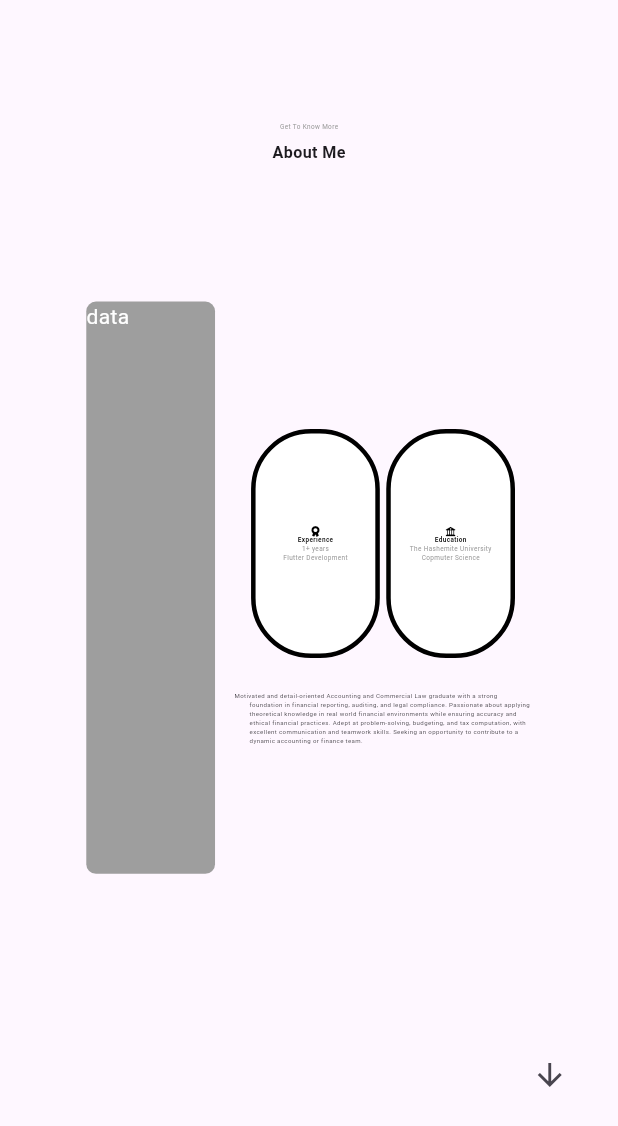
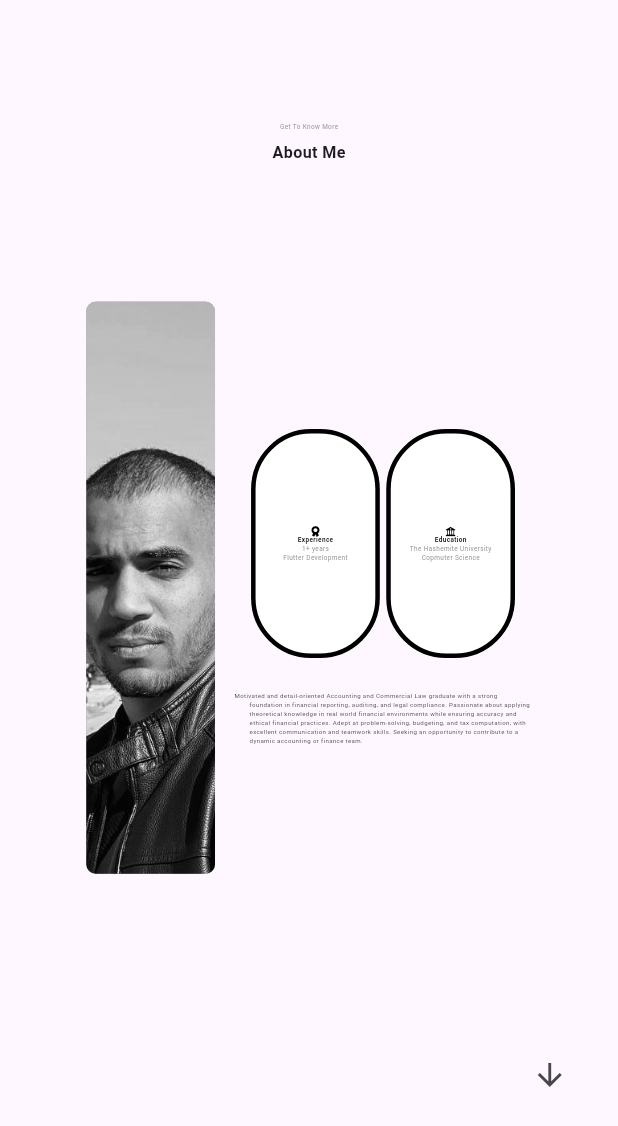
Before and after one commit to qutaiba-kot/Qutaiab-protofolio, a Flutter app: the screen it shows after launch, scrolled down 576 dp, on a phone screen of 412 x 824 dp. Shown: the top 1126 px of the screen. Run offline on Flutter 3.47's test engine with Material 3 defaults, Android fonts, the phone set to English and light mode, and no system bars; our stand-ins replace bloc, flutter_bloc, flutter_screenutil, font_awesome_flutter; missing offline and left inert: dart:html.

Commit message:
uploading my personal pic

```diff
--- a/lib/features/About Me/presentation/about_me_page.dart
+++ b/lib/features/About Me/presentation/about_me_page.dart
@@ -47,9 +47,12 @@ class AboutMePage extends StatelessWidget {
                       color: Colors.grey,
                       borderRadius: BorderRadius.all(Radius.circular(30.r)),
                     ),
-                    child: const Text(
-                      "data",
-                      style: TextStyle(color: Colors.white),
+                    child: ClipRRect(
+                      borderRadius: BorderRadius.all(Radius.circular(30.r)),
+                      child: Image.asset(
+                        "assets/files/1nedPic.jpg",
+                        fit: BoxFit.cover,
+                      ),
                     ),
                   ),
                   SizedBox(width: 60.w),
@@ -164,7 +167,7 @@ class AboutMePage extends StatelessWidget {
               ),
             ],
           ),
-          Positioned(child: NextPageButton() , bottom: 145.h, right: 100.w,),
+          Positioned(child: NextPageButton(), bottom: 145.h, right: 100.w),
         ],
       ),
     );
--- a/lib/features/home/presentation/home_page.dart
+++ b/lib/features/home/presentation/home_page.dart
@@ -29,7 +29,11 @@ class HomePage extends StatelessWidget {
             Row(
               mainAxisAlignment: MainAxisAlignment.center,
               children: [
-                CircleAvatar(radius: 250.r, backgroundColor: Colors.black),
+                CircleAvatar(
+                  radius: 250.r,
+                  backgroundColor: Colors.black,
+                  backgroundImage:AssetImage("assets/files/2nedPic.jpg"),
+                ),
                 SizedBox(width: 100.w),
                 Column(
                   children: [
@@ -54,8 +58,8 @@ class HomePage extends StatelessWidget {
                         BlocBuilder<HomeCubit, HomeState>(
                           builder: (context, state) {
                             return ElevatedButton(
-                              onPressed: ()async {
-                                 context.read<HomeCubit>().downloadCv();
+                              onPressed: () async {
+                                context.read<HomeCubit>().downloadCv();
                               },
                               style: ElevatedButton.styleFrom(
                                 shadowColor: Colors.black,
@@ -89,7 +93,9 @@ class HomePage extends StatelessWidget {
                         SizedBox(width: 20.w),
                         ElevatedButton(
                           onPressed: () {
-                             context.read<PageViewNavigationCubit>().changePage(4);
+                            context.read<PageViewNavigationCubit>().changePage(
+                              4,
+                            );
                           },
                           style: ElevatedButton.styleFrom(
                             backgroundColor: const Color.fromARGB(
@@ -112,22 +118,11 @@ class HomePage extends StatelessWidget {
                         ),
                       ],
                     ),
-                    SizedBox(height: 10.h),
-                    Row(
-                      mainAxisAlignment: MainAxisAlignment.spaceBetween,
-                      children: [
-                        Icon(
-                          FontAwesomeIcons.linkedin,
-                          size: 40.r,
-                          color: Colors.black,
-                        ),
-                        SizedBox(width: 11.w),
-                        Icon(
-                          FontAwesomeIcons.github,
-                          size: 40.r,
-                          color: Colors.black,
-                        ),
-                      ],
+                    SizedBox(height: 20.h),
+                    Icon(
+                      FontAwesomeIcons.flutter,
+                      size: 40.r,
+                      color: const Color.fromARGB(255, 60, 135, 197),
                     ),
                   ],
                 ),
--- a/pubspec.yaml
+++ b/pubspec.yaml
@@ -68,6 +68,8 @@ flutter:
   # To add assets to your application, add an assets section, like this:
   assets:
    - assets/files/My_CV.pdf
+   - assets/files/2nedPic.jpg
+   - assets/files/1nedPic.jpg
   #   - images/a_dot_ham.jpeg
 
   # An image asset can refer to one or more resolution-specific "variants", see
```
Also changed, not shown: assets/files/1nedPic.jpg (added), assets/files/2nedPic.jpg (added).
